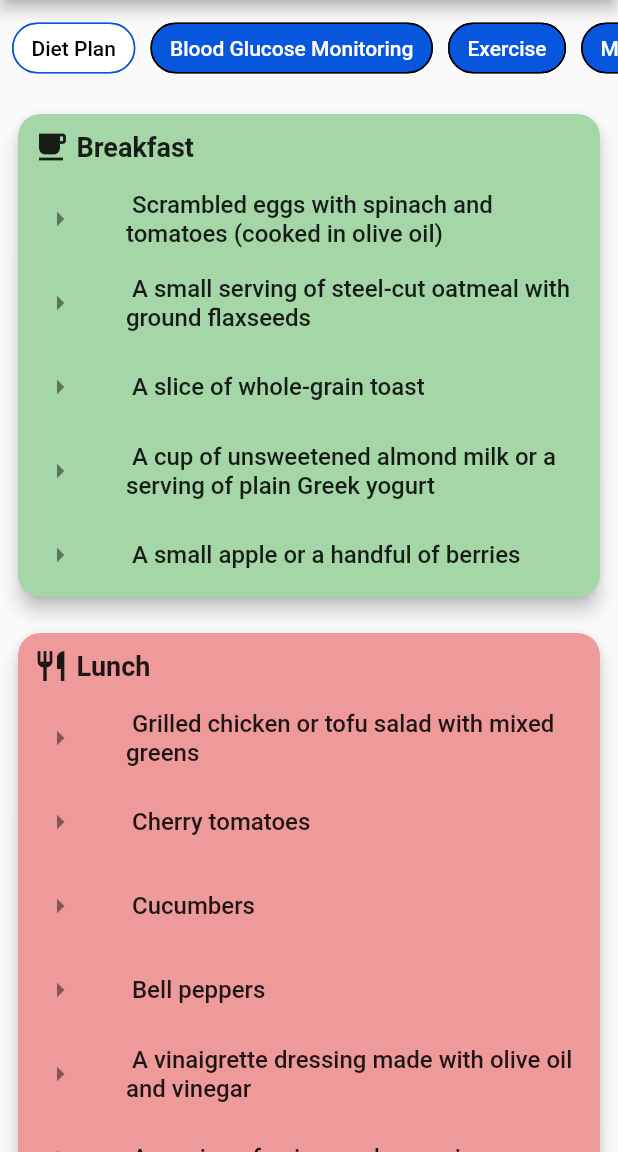
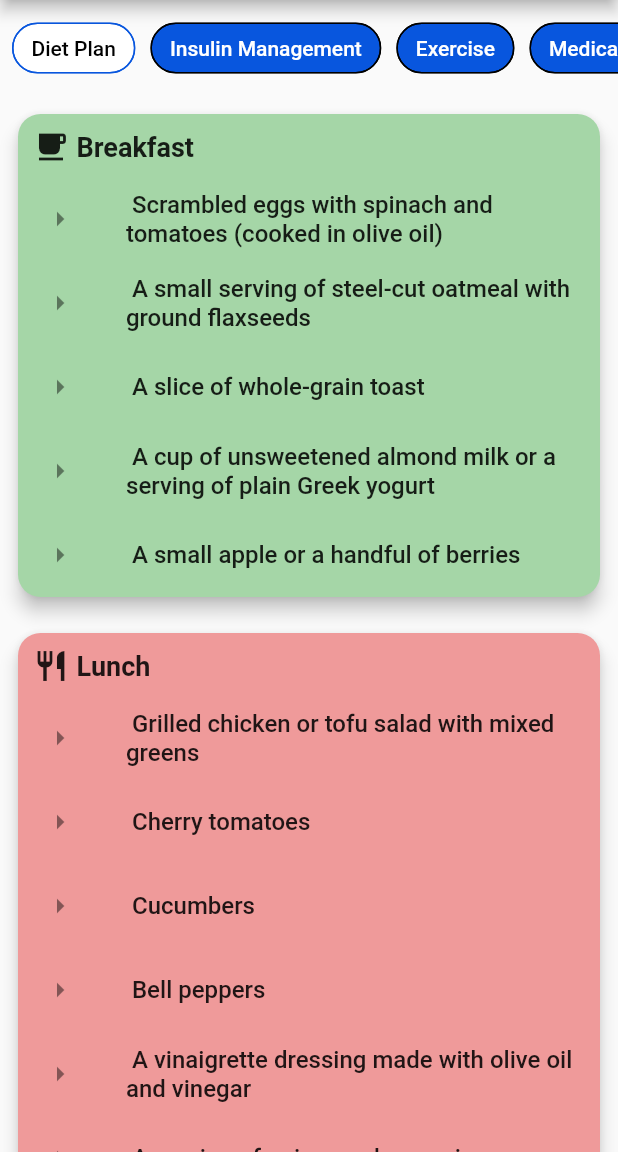
Before and after one commit to heetkheni/SSIP, a Flutter app: the DiabeticScreen screen opened directly, on a phone screen of 412 x 824 dp, the part 84-1236 px from its top. Run offline on Flutter 3.47's test engine with Material 2 defaults, Android fonts, the phone set to English and light mode, and no system bars; our stand-ins replace carousel_slider, cloud_firestore, firebase_auth, firebase_core, google_maps_flutter, google_sign_in and 2 more; accounts and stored records are empty.

Commit message:
diabetic scren tab changed

```diff
--- a/lib/screens/diabetic_screen.dart
+++ b/lib/screens/diabetic_screen.dart
@@ -12,10 +12,10 @@ class _DiabeticScreenState extends State<DiabeticScreen> {
 
   final List<String> chipLabels = [
     'Diet Plan',
-    'Blood Glucose Monitoring',
+    'Insulin Management',
     'Exercise',
     'Medication',
-    'Insulin Management',
+    'Blood Glucose Monitoring',
   ];
 
   final List<Color> chipColors = [
@@ -37,15 +37,15 @@ class _DiabeticScreenState extends State<DiabeticScreen> {
       case 0:
         return NutritionPlanScreen(diabeticNutritionPlan);
       case 1:
-        return BloodGlucoseMonitoringScreen(
-          diabeticBloodGlucosePlan: diabeticBloodGluosePlan,
-        );
+        return InsulinManagementScreen(insulinManagementData);
       case 2:
         return ExercisePlanScreen(diabeticExercisePlan);
       case 3:
         return MedicationScreen(medicationDataPlan);
       case 4:
-        return InsulinManagementScreen(insulinManagementData);
+        return BloodGlucoseMonitoringScreen(
+          diabeticBloodGlucosePlan: diabeticBloodGluosePlan,
+        );
       default:
         return SizedBox.shrink();
     }
@@ -62,7 +62,7 @@ class _DiabeticScreenState extends State<DiabeticScreen> {
           SingleChildScrollView(
             scrollDirection: Axis.horizontal,
             child: Padding(
-              padding: const EdgeInsets.all(8.0),
+              padding: const EdgeInsets.all(8),
               child: Wrap(
                 spacing: 10,
                 runSpacing: 6,
```
